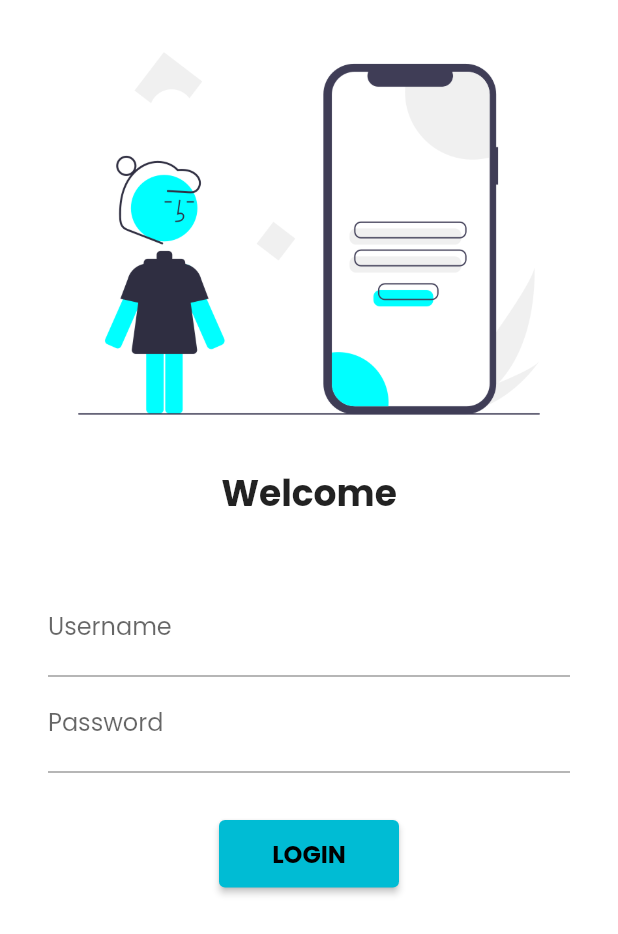
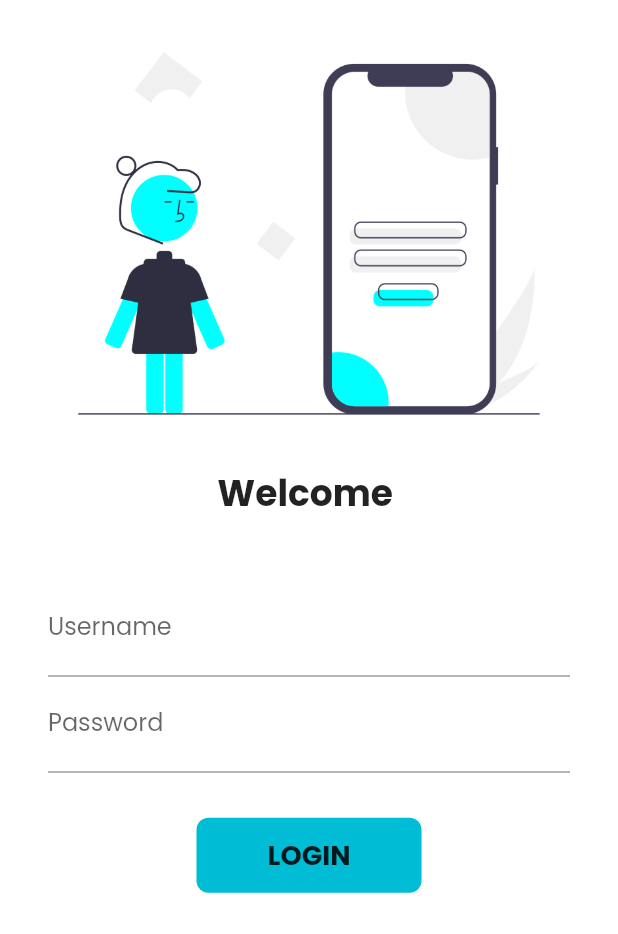
Before and after one commit to notnayan/Vapour--Flutter, a Flutter app: the screen it shows after launch, on a phone screen of 412 x 824 dp. Shown: the top 934 px of the screen. Run offline on Flutter 3.47's test engine with Material 2 defaults, Android fonts, the phone set to English and light mode, and no system bars; our stand-ins replace google_fonts.

Commit message:
Added simple animation

```diff
--- a/lib/pages/login_page.dart
+++ b/lib/pages/login_page.dart
@@ -10,6 +10,9 @@ class LoginPage extends StatefulWidget {
 }
 
 class _LoginPageState extends State<LoginPage> {
+  String name = "";
+  bool changeButton = false;
+
   @override
   Widget build(BuildContext context) {
     return Scaffold(
@@ -21,9 +24,9 @@ class _LoginPageState extends State<LoginPage> {
               "assets/images/login.png",
               fit: BoxFit.cover,
             ),
-            const Text(
-              "Welcome",
-              style: TextStyle(fontSize: 24, fontWeight: FontWeight.bold),
+            Text(
+              "Welcome $name",
+              style: const TextStyle(fontSize: 24, fontWeight: FontWeight.bold),
             ),
             const SizedBox(
               height: 24,
@@ -36,6 +39,10 @@ class _LoginPageState extends State<LoginPage> {
                   TextFormField(
                     decoration: const InputDecoration(
                         hintText: "Enter username", labelText: "Username"),
+                    onChanged: (value) {
+                      name = value;
+                      setState(() {});
+                    },
                   ),
                   TextFormField(
                     obscureText: true,
@@ -45,17 +52,31 @@ class _LoginPageState extends State<LoginPage> {
                   const SizedBox(
                     height: 30,
                   ),
-                  ElevatedButton(
-                    onPressed: () {
+                  InkWell(
+                    onTap: () async {
+                      setState(() {
+                        changeButton = true;
+                      });
+                      await Future.delayed(const Duration(seconds: 1));
                       Navigator.pushNamed(context, Routes.homeRoute);
                     },
-                    style: TextButton.styleFrom(
-                      minimumSize: const Size(120, 45),
-                    ),
-                    child: const Text(
-                      "LOGIN",
-                      style:
-                          TextStyle(fontSize: 16, fontWeight: FontWeight.bold),
+                    child: AnimatedContainer(
+                      duration: const Duration(seconds: 1),
+                      height: 50,
+                      width: changeButton ? 50 : 150,
+                      alignment: Alignment.center,
+                      decoration: BoxDecoration(
+                        color: Colors.cyan,
+                        borderRadius:
+                            BorderRadius.circular(changeButton ? 50 : 8),
+                      ),
+                      child: changeButton
+                          ? const Icon(Icons.done)
+                          : const Text(
+                              "LOGIN",
+                              style: TextStyle(
+                                  fontSize: 18, fontWeight: FontWeight.bold),
+                            ),
                     ),
                   )
                 ],
```
